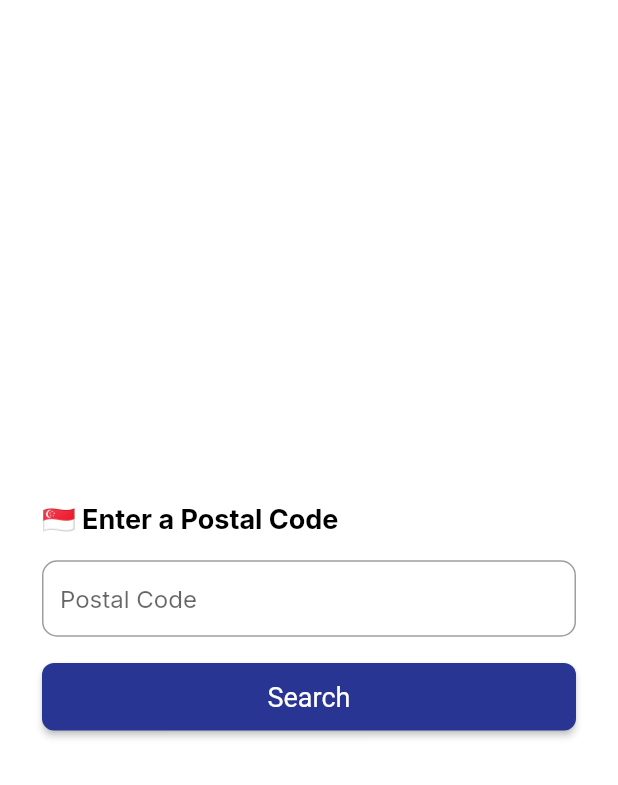
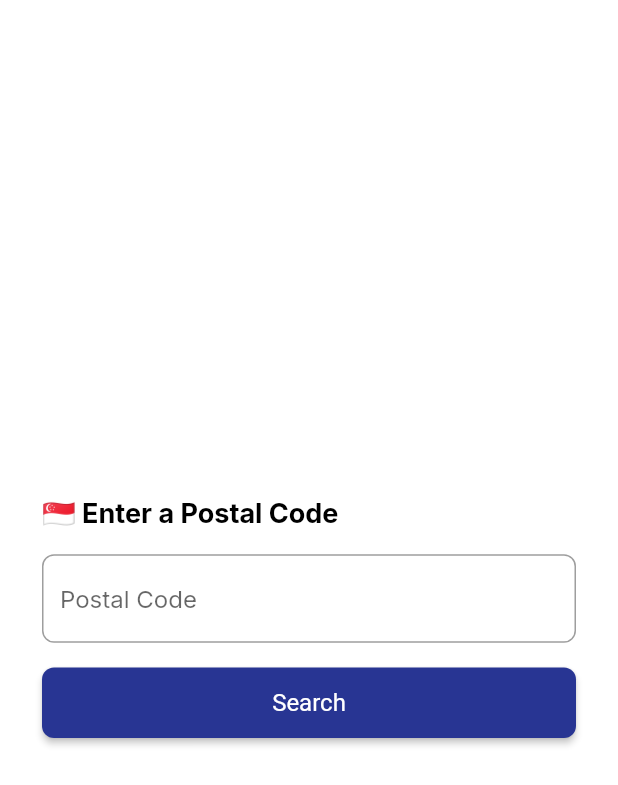
Before and after one commit to ryanpantk/OneMap-Flutter-App, a Flutter app: the screen it shows after launch, on a phone screen of 412 x 824 dp. Shown: the top 785 px of the screen. Run offline on Flutter 3.47's test engine with Material 2 defaults, Android fonts, the light colour scheme and no system bars; our stand-ins replace get, google_fonts.

Commit message:
Extract styles from widgets and screens

```diff
--- /dev/null
+++ b/lib/assets/styles/styles.dart
@@ -0,0 +1,20 @@
+import 'package:flutter/material.dart';
+
+class Styles {
+  const Styles();
+
+  //Global Style
+  double get fontSize => 18;
+  double get borderRadius => 8;
+  MaterialColor get mainColorSwatch => Colors.indigo;
+  Color? get darkTextColor => Colors.black;
+  Color? get lightTextColor => Colors.white;
+  Color? get backgroundColor => Colors.white;
+  double get horizontalPadding => 28;
+
+  //Primary Button
+  double get primaryButtonFontSize => 16;
+  double get primaryButtonBorderRadius => 8;
+  double get primaryButtonVerticalPadding => 14;
+  Color? get primaryButtonColor => Colors.indigo[800];
+}
--- a/lib/main.dart
+++ b/lib/main.dart
@@ -1,6 +1,7 @@
 import 'package:get/get.dart';
 import 'package:flutter/material.dart';
 import 'package:google_fonts/google_fonts.dart';
+import 'package:postal_code_finder/assets/styles/styles.dart';
 import 'package:postal_code_finder/screens/search_screen.dart';
 
 const startAlignment = Alignment.topCenter;
@@ -13,6 +14,7 @@ void main() {
 class PostalCodeApp extends StatelessWidget {
   PostalCodeApp({super.key});
 
+  final Styles styles = const Styles();
   final Widget homeScreen = SearchScreen();
 
   @override
@@ -20,7 +22,7 @@ class PostalCodeApp extends StatelessWidget {
     return GetMaterialApp(
       title: 'Postal Code Finder',
       theme: ThemeData(
-        primarySwatch: Colors.indigo,
+        primarySwatch: styles.mainColorSwatch,
         textTheme: GoogleFonts.interTextTheme(
           Theme.of(context).textTheme,
         ),
--- a/lib/screens/search_screen.dart
+++ b/lib/screens/search_screen.dart
@@ -1,4 +1,6 @@
 import 'package:flutter/material.dart';
+import 'package:postal_code_finder/assets/styles/styles.dart';
+import 'package:postal_code_finder/widgets/spacer.dart';
 import 'package:postal_code_finder/widgets/header.dart';
 import 'package:postal_code_finder/widgets/text_input.dart';
 import 'package:postal_code_finder/widgets/primary_button.dart';
@@ -7,22 +9,23 @@ import 'package:postal_code_finder/controllers/search_screen_controller.dart';
 class SearchScreen extends StatelessWidget {
   SearchScreen({super.key});
 
+  final Styles styles = const Styles();
   final SearchScreenController controller = SearchScreenController();
 
   @override
   Widget build(context) {
     return Container(
-      decoration: const BoxDecoration(color: Colors.white),
+      decoration: BoxDecoration(color: styles.backgroundColor),
       child: Padding(
-        padding: const EdgeInsets.symmetric(horizontal: 28.0),
+        padding: EdgeInsets.symmetric(horizontal: styles.horizontalPadding),
         child: Column(
           mainAxisAlignment: MainAxisAlignment.center,
           crossAxisAlignment: CrossAxisAlignment.start,
           children: [
             const Header(text: '🇸🇬 Enter a Postal Code'),
-            const SizedBox(height: 16),
+            const Spacing(),
             TextInput(hint: 'Postal Code', controller: controller),
-            const SizedBox(height: 16),
+            const Spacing(),
             PrimaryButton(label: 'Search', controller: controller),
           ],
         ),
--- a/lib/widgets/header.dart
+++ b/lib/widgets/header.dart
@@ -1,18 +1,20 @@
 import 'package:flutter/material.dart';
+import 'package:postal_code_finder/assets/styles/styles.dart';
 
 class Header extends StatelessWidget {
   const Header({super.key, required this.text});
 
   final String text;
+  final Styles styles = const Styles();
 
   @override
   Widget build(context) {
     return Text(
       text,
-      style: const TextStyle(
-        color: Colors.black,
+      style: TextStyle(
+        color: styles.darkTextColor,
         fontWeight: FontWeight.bold,
-        fontSize: 18,
+        fontSize: styles.fontSize,
       ),
       textAlign: TextAlign.left,
     );
--- a/lib/widgets/primary_button.dart
+++ b/lib/widgets/primary_button.dart
@@ -1,12 +1,14 @@
 import 'package:flutter/material.dart';
+import 'package:postal_code_finder/assets/styles/styles.dart';
 import 'package:postal_code_finder/controllers/search_screen_controller.dart';
 
 class PrimaryButton extends StatelessWidget {
   const PrimaryButton(
       {super.key, required this.controller, required this.label});
 
+  final String label;
+  final Styles styles = const Styles();
   final SearchScreenController controller;
-  final String label;
 
   @override
   Widget build(context) {
@@ -15,17 +17,23 @@ class PrimaryButton extends StatelessWidget {
         Expanded(
           child: ElevatedButton(
             style: ElevatedButton.styleFrom(
-              backgroundColor: Colors.indigo[800],
-              padding: const EdgeInsets.symmetric(vertical: 12),
+              backgroundColor: styles.primaryButtonColor,
+              padding: EdgeInsets.symmetric(
+                  vertical: styles.primaryButtonVerticalPadding),
               shape: RoundedRectangleBorder(
-                borderRadius: BorderRadius.circular(8.0),
+                borderRadius:
+                    BorderRadius.circular(styles.primaryButtonBorderRadius),
               ),
-              textStyle: const TextStyle(fontSize: 18)),
+              textStyle: TextStyle(
+                  fontSize: styles.primaryButtonFontSize,
+                  color: styles.lightTextColor),
+            ),
             onPressed: () {
               controller.onSearch();
             },
             child: Text(label),
-        ))
+          ),
+        )
       ],
     );
   }
--- /dev/null
+++ b/lib/widgets/spacer.dart
@@ -0,0 +1,10 @@
+import 'package:flutter/material.dart';
+
+class Spacing extends StatelessWidget {
+  const Spacing({super.key});
+
+  @override
+  Widget build(context) {
+    return const SizedBox(height: 16);
+  }
+}
--- a/lib/widgets/text_input.dart
+++ b/lib/widgets/text_input.dart
@@ -1,11 +1,13 @@
 import 'package:flutter/material.dart';
+import 'package:postal_code_finder/assets/styles/styles.dart';
 import 'package:postal_code_finder/controllers/search_screen_controller.dart';
 
 class TextInput extends StatelessWidget {
   const TextInput({super.key, required this.controller, required this.hint});
 
+  final String hint;
+  final Styles styles = const Styles();
   final SearchScreenController controller;
-  final String hint;
 
   @override
   Widget build(context) {
@@ -13,9 +15,8 @@ class TextInput extends StatelessWidget {
       controller: controller.postalCodeTextController,
       decoration: InputDecoration(
           border: OutlineInputBorder(
-            borderRadius: BorderRadius.circular(10.0),
+            borderRadius: BorderRadius.circular(styles.borderRadius),
           ),
-          isDense: true,
           hintText: hint),
     );
   }
```
Lines whose indentation alone changed are shown as unchanged.
